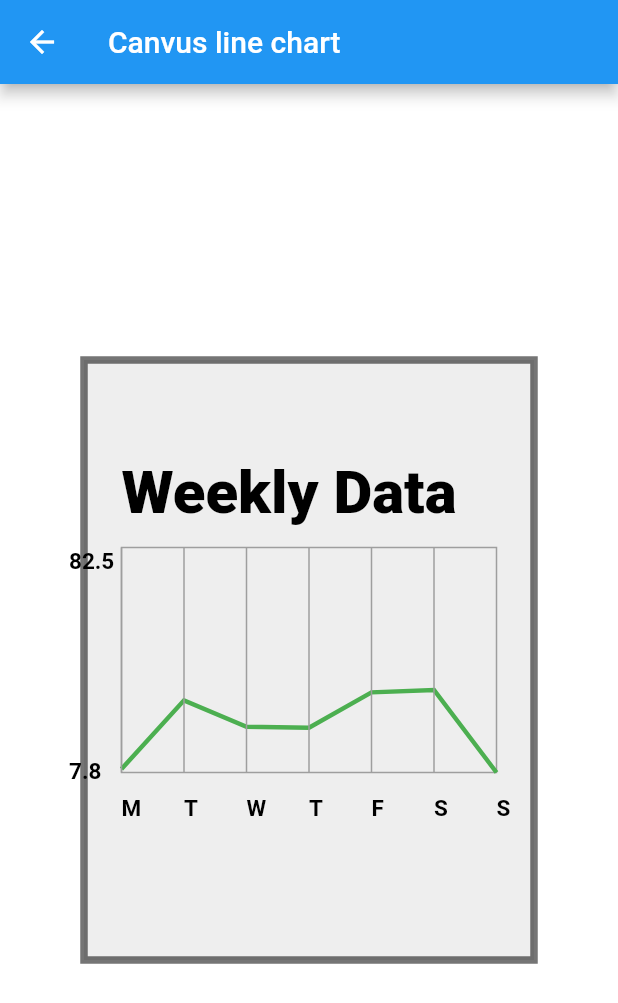
After one commit to tomarfaruk/flutter_canvas, a Flutter app: the screen it shows after launch, after a tap on "CanvusLineChart", on a phone screen of 412 x 824 dp. The commit adds this screen. Shown: the top 1003 px of the screen. Run offline on Flutter 3.47's test engine with Material 2 defaults, Android fonts, the phone set to English and light mode, and no system bars; our stand-ins replace get; missing offline and left inert: miniplayer; network calls fail.

Commit message:
complete line chart

```diff
--- /dev/null
+++ b/lib/custom_canvus_line_chart/canvus_line_chart.dart
@@ -0,0 +1,216 @@
+import 'dart:async';
+import 'dart:math';
+
+import 'package:flutter/material.dart';
+
+class CanvusLineChart extends StatefulWidget {
+  const CanvusLineChart({Key? key}) : super(key: key);
+
+  @override
+  _CanvusLineChartState createState() => _CanvusLineChartState();
+}
+
+class _CanvusLineChartState extends State<CanvusLineChart> {
+  late List<double> weekData;
+  double minD = double.maxFinite;
+  double maxD = -double.maxFinite;
+  double rangeD = 1.0;
+  double percentage = 0.0;
+  late Timer timer;
+
+  var rng = Random();
+
+  @override
+  void initState() {
+    super.initState();
+
+    // setup animation timer and update variable
+    _init();
+  }
+
+  _init() {
+    weekData = [];
+    for (var i = 0; i < 7; i++) {
+      weekData.add(rng.nextDouble() * 100.0);
+    }
+    weekData.forEach((d) {
+      minD = d < minD ? d : minD;
+      maxD = d > maxD ? d : maxD;
+    });
+    rangeD = maxD - minD;
+
+    final fps = 50.0;
+    final totalAnimDuration = 3.0; // animate for x seconds
+    var percentStep = 1.0 / (totalAnimDuration * fps);
+    var frameDuration = (1000 ~/ fps);
+    timer = Timer.periodic(Duration(milliseconds: frameDuration), (timer) {
+      setState(() {
+        percentage += percentStep;
+        percentage = percentage > 1.0 ? 1.0 : percentage;
+        if (percentage >= 1.0) timer.cancel();
+      });
+    });
+  }
+
+  @override
+  void dispose() {
+    timer.cancel();
+    super.dispose();
+  }
+
+  @override
+  Widget build(BuildContext context) {
+    return Scaffold(
+      appBar: AppBar(title: Text('Canvus line chart')),
+      body: CustomPaint(
+        child: Container(),
+        painter: MyLineChartPaint(weekData, minD, maxD, rangeD, percentage),
+      ),
+    );
+  }
+}
+
+class MyLineChartPaint extends CustomPainter {
+  final List<double> weekData;
+  final double minD;
+  final double maxD;
+  final double rangeD;
+  final double percentage;
+  MyLineChartPaint(
+      this.weekData, this.minD, this.maxD, this.rangeD, this.percentage);
+
+  final double width = 300.0,
+      height = 400.0,
+      chartWidth = 250,
+      chartHeight = 150;
+
+  @override
+  void paint(Canvas canvas, Size size) {
+    final center = Offset(size.width / 2, size.height / 2);
+    Paint paint = Paint()
+      ..style = PaintingStyle.fill
+      ..color = Colors.white;
+    canvas.drawPaint(paint);
+    drawFram(canvas, center);
+    drawChart(canvas, center);
+  }
+
+  @override
+  bool shouldRepaint(covariant CustomPainter oldDelegate) => true;
+
+  void drawFram(Canvas canvas, Offset center) {
+    var rect = Rect.fromCenter(center: center, width: width, height: height);
+    var bg = Paint()..color = Colors.grey.shade200;
+    canvas.drawRect(rect, bg);
+    var border = Paint()
+      ..color = Colors.black54
+      ..style = PaintingStyle.stroke
+      ..strokeWidth = 5;
+    canvas.drawRect(rect, border);
+  }
+
+  void drawChart(Canvas canvas, Offset center) {
+    var rect =
+        Rect.fromCenter(center: center, width: chartWidth, height: chartHeight);
+
+    var border = Paint()
+      ..color = Colors.grey
+      ..style = PaintingStyle.stroke
+      ..strokeWidth = 1;
+    var dpPaint = Paint()
+      ..color = Colors.green
+      ..strokeWidth = 3.0
+      ..style = PaintingStyle.stroke;
+
+    var titleStyle = TextStyle(
+      color: Colors.black,
+      fontSize: 40,
+      fontWeight: FontWeight.w900,
+    );
+    var labelStyle = TextStyle(
+      color: Colors.black,
+      fontSize: 15,
+      fontWeight: FontWeight.bold,
+    );
+
+    drawChartBorder(canvas, border, rect);
+
+    drawDataPoints(canvas, dpPaint, rect);
+
+    drawHoraizontalLine(canvas, border, rect);
+    drawChartLine(canvas, border, rect);
+
+    // draw chart title
+    drawText(canvas, rect.topLeft + Offset(0, -60), rect.width, titleStyle,
+        "Weekly Data");
+    drawLabels(canvas, rect, labelStyle);
+  }
+
+  drawText(Canvas canvas, Offset position, double width, TextStyle style,
+      String text) {
+    final textSpan = TextSpan(text: text, style: style);
+    final textPainter =
+        TextPainter(text: textSpan, textDirection: TextDirection.ltr);
+    textPainter.layout(minWidth: 0, maxWidth: width);
+    textPainter.paint(canvas, position);
+  }
+
+  void drawLabels(Canvas canvas, Rect rect, TextStyle labelStyle) {
+    final xLabel = ["M", "T", "W", "T", "F", "S", "S"];
+    var colW = chartWidth / 6.0;
+    // draw x Label
+    var x = rect.left;
+    for (var i = 0; i < 7; i++) {
+      drawText(canvas, Offset(x, rect.bottom + 15), 20, labelStyle, xLabel[i]);
+      x += colW;
+    }
+
+    //draw y Label
+    drawText(canvas, rect.bottomLeft + Offset(-35, -10), 40, labelStyle,
+        minD.toStringAsFixed(1)); // print min value
+    drawText(canvas, rect.topLeft + Offset(-35, 0), 40, labelStyle,
+        maxD.toStringAsFixed(1)); // print max value
+  }
+
+  void drawChartBorder(Canvas canvas, Paint paint, Rect rect) {
+    canvas.drawRect(rect, paint);
+  }
+
+  void drawHoraizontalLine(Canvas canvas, Paint border, Rect rect) {
+    var colW = chartWidth / 6;
+    var x = rect.left;
+    for (int i = 0; i < 6; i++) {
+      var p1 = Offset(x, rect.top);
+      var p2 = Offset(x, rect.bottom);
+      canvas.drawLine(p1, p2, border);
+      x += colW;
+    }
+  }
+
+  void drawDataPoints(Canvas canvas, dpPaint, Rect rect) {
+    if (weekData.isEmpty) return;
+    // this ratio is the number of y pixels per unit data
+    var yRatio = chartHeight / rangeD;
+    var colW = chartWidth / 6.0;
+    var p = Path();
+    var x = rect.left;
+    bool first = true;
+    weekData.forEach((d) {
+      // (d-minD) because we start our range at min value
+      var y = (d - minD) * yRatio * percentage;
+      if (first) {
+        p.moveTo(x, rect.bottom - y);
+        first = false;
+      } else {
+        p.lineTo(x, rect.bottom - y);
+      }
+      x += colW;
+    });
+
+    p.moveTo(x - colW, rect.bottom);
+    p.moveTo(rect.left, rect.bottom);
+    canvas.drawPath(p, dpPaint);
+  }
+
+  void drawChartLine(Canvas canvas, Paint border, Rect rect) {}
+}
--- a/lib/main.dart
+++ b/lib/main.dart
@@ -1,9 +1,12 @@
 import 'package:flutter/material.dart';
-
+import 'package:get/get.dart';
+import 'bottomTextField.dart';
 import 'custom_background_scroll_page/custom_background_page.dart';
+import 'custom_canvus_line_chart/canvus_line_chart.dart';
 import 'custom_path_clip/custom_path_clip.dart';
 import 'furniture_app/furniture_app.dart';
 import 'image_canvas/image_canvas.dart';
+import 'miniplayer/mini_player_page.dart';
 import 'paint_canves/custom_paint_page.dart';
 
 void main() {
@@ -13,7 +16,7 @@ void main() {
 class MyApp extends StatelessWidget {
   @override
   Widget build(BuildContext context) {
-    return MaterialApp(
+    return GetMaterialApp(
       title: 'Flutter Canvas Demo',
       theme: ThemeData(primarySwatch: Colors.blue),
       home: MyHomePage(),
@@ -72,6 +75,27 @@ class _MyHomePageState extends State<MyHomePage> {
                     MaterialPageRoute(builder: (_) => CustomPathClipPage()));
               },
             ),
+            ElevatedButton(
+              child: Text('CanvusLineChart'),
+              onPressed: () {
+                Navigator.push(context,
+                    MaterialPageRoute(builder: (_) => CanvusLineChart()));
+              },
+            ),
+            ElevatedButton(
+              child: Text('MiniPlayer'),
+              onPressed: () {
+                Navigator.push(
+                    context, MaterialPageRoute(builder: (_) => MiniPlayer()));
+              },
+            ),
+            ElevatedButton(
+              child: Text('BottomTextField'),
+              onPressed: () {
+                Navigator.push(context,
+                    MaterialPageRoute(builder: (_) => BottomTextField()));
+              },
+            ),
           ],
         ),
       ),
--- a/pubspec.yaml
+++ b/pubspec.yaml
@@ -15,6 +15,7 @@ dependencies:
   cupertino_icons: ^1.0.2
 
   get: any
+  miniplayer: ^1.0.1
 
 dev_dependencies:
   flutter_test:
```
Also changed, not shown: lib/bottomTextField.dart (added, +51 -0 lines), lib/miniplayer/mini_player_page.dart (added, +121 -0 lines), pubspec.lock.
